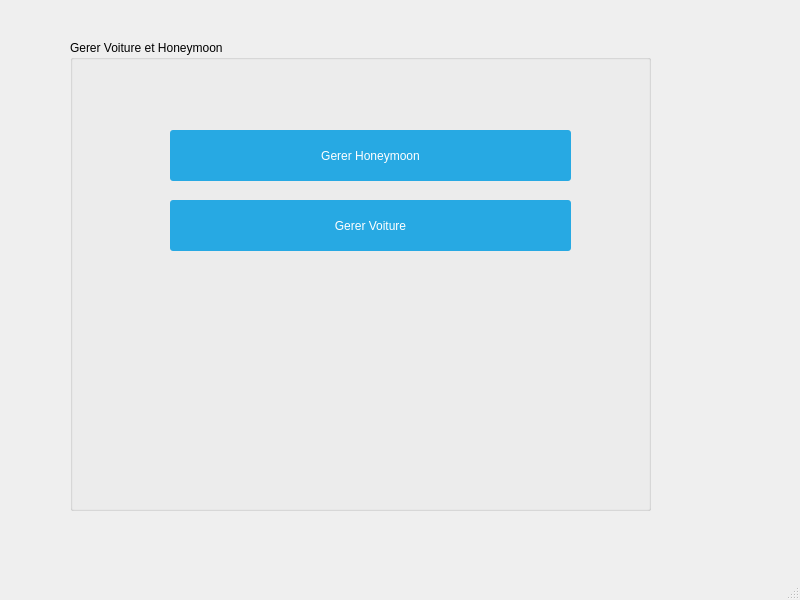
Old version of the form mainwindow.ui in the repository melek007/smart_wedding_2a09.
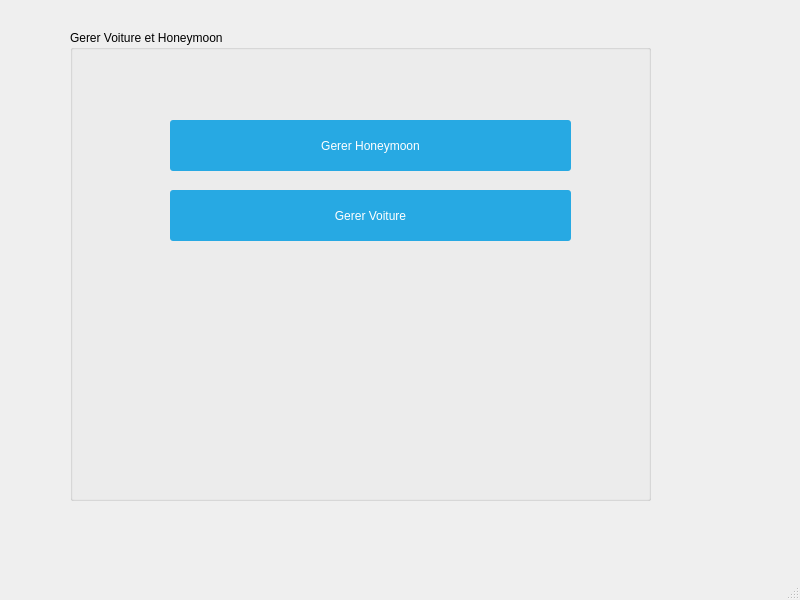
New version of the form. Icons and pictures are not drawn.

What changed in the file:
```diff
--- a/mainwindow.ui
+++ b/mainwindow.ui
@@ -2589,7 +2589,7 @@
     <property name="geometry">
      <rect>
       <x>70</x>
-      <y>40</y>
+      <y>30</y>
       <width>581</width>
       <height>471</height>
      </rect>
```
Left out of the diff: 2572 changed lines with no effect on the pictures.
